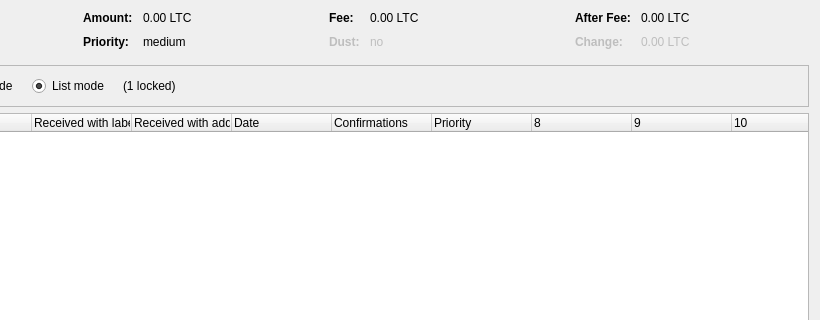
The window that src/qt/forms/coincontroldialog.ui (zottejos/MerelCoin) describes before a commit, drawn with Qt 5; both pictures show x 180 to 1000 and y 0 to 320 of the 1000 by 500 pixel window.
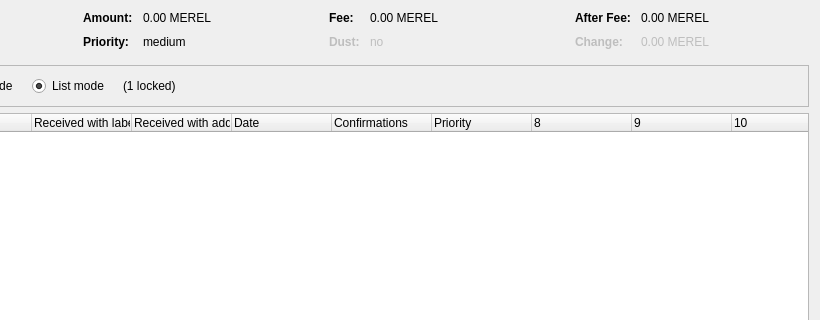
The same window after the commit. Custom widgets are drawn as their Qt base class.

Commit message: litecoin en ltc vervangen door merelcoin en merel BINNEN de qt sources

What changed in the file:
```diff
--- a/src/qt/forms/coincontroldialog.ui
+++ b/src/qt/forms/coincontroldialog.ui
@@ -132,7 +132,7 @@
           <enum>Qt::ActionsContextMenu</enum>
          </property>
          <property name="text">
-          <string notr="true">0.00 LTC</string>
+          <string notr="true">0.00 MEREL</string>
          </property>
          <property name="textInteractionFlags">
           <set>Qt::LinksAccessibleByMouse|Qt::TextSelectableByKeyboard|Qt::TextSelectableByMouse</set>
@@ -206,7 +206,7 @@
           <enum>Qt::ActionsContextMenu</enum>
          </property>
          <property name="text">
-          <string notr="true">0.00 LTC</string>
+          <string notr="true">0.00 MEREL</string>
          </property>
          <property name="textInteractionFlags">
           <set>Qt::LinksAccessibleByMouse|Qt::TextSelectableByKeyboard|Qt::TextSelectableByMouse</set>
@@ -286,7 +286,7 @@
           <enum>Qt::ActionsContextMenu</enum>
          </property>
          <property name="text">
-          <string notr="true">0.00 LTC</string>
+          <string notr="true">0.00 MEREL</string>
          </property>
          <property name="textInteractionFlags">
           <set>Qt::LinksAccessibleByMouse|Qt::TextSelectableByKeyboard|Qt::TextSelectableByMouse</set>
@@ -321,7 +321,7 @@
           <enum>Qt::ActionsContextMenu</enum>
          </property>
          <property name="text">
-          <string notr="true">0.00 LTC</string>
+          <string notr="true">0.00 MEREL</string>
          </property>
          <property name="textInteractionFlags">
           <set>Qt::LinksAccessibleByMouse|Qt::TextSelectableByKeyboard|Qt::TextSelectableByMouse</set>
```
The commit also changes 89 other files.
